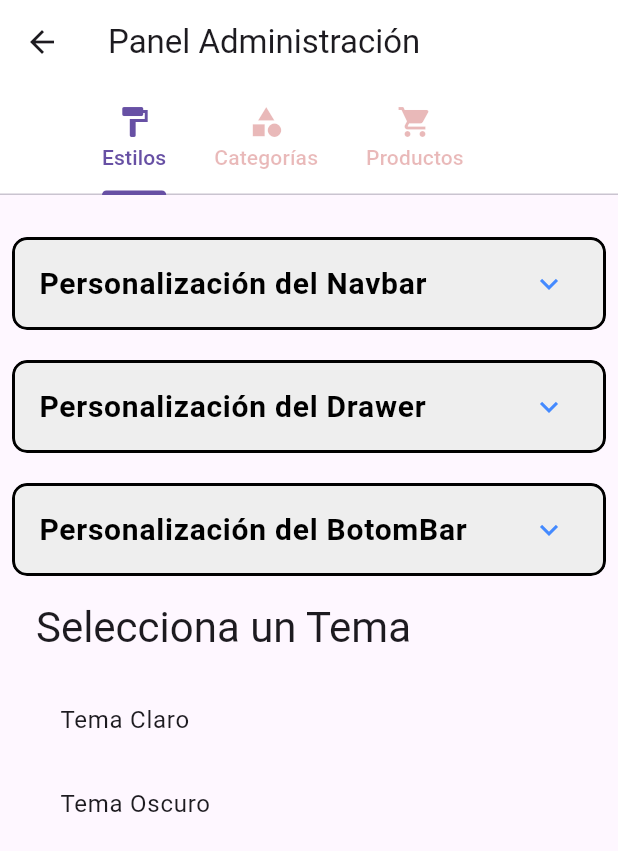
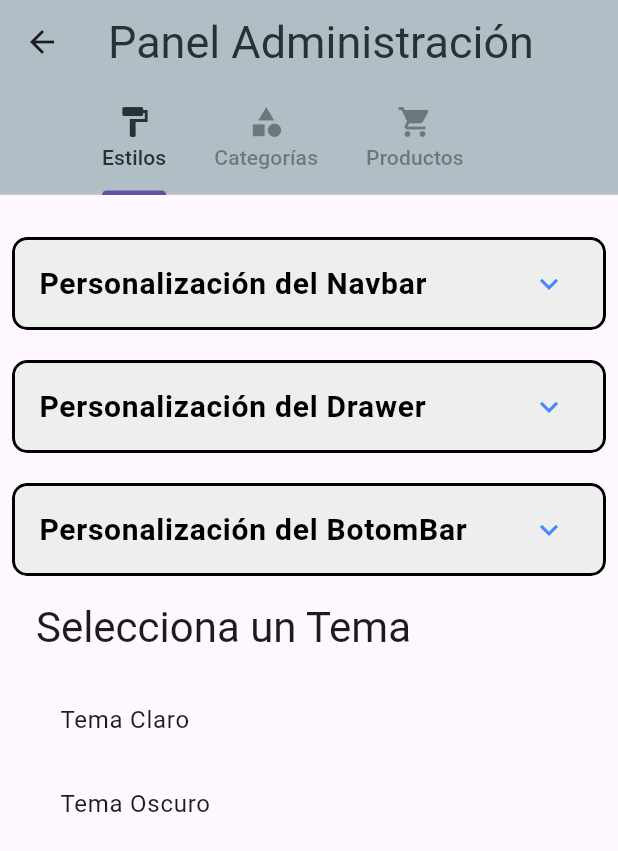
Before and after one commit to Mohasb/awsshop, a Flutter app: the AdminView screen opened directly, on a phone screen of 412 x 824 dp. Shown: the top 851 px of the screen. Run offline on Flutter 3.47's test engine with Material 3 defaults, Android fonts, the phone set to English and light mode, and no system bars; our stand-ins replace carousel_slider, device_info_plus, flutter_colorpicker, lottie, video_player, water_drop_nav_bar; network calls fail.

Commit message:
update tabs colors to theme

```diff
--- a/lib/components/admin/admin_view.dart
+++ b/lib/components/admin/admin_view.dart
@@ -1,27 +1,46 @@
 import 'package:awsshop/components/admin/categories_tab/categories_view.dart';
 import 'package:awsshop/components/admin/customice_tab/customice_view.dart';
+import 'package:awsshop/components/admin/customice_tab/theme/app_theme_default.dart';
 import 'package:awsshop/components/admin/products_tab/products_tab_view.dart';
 import 'package:flutter/material.dart';
+import 'package:provider/provider.dart';
+
+import 'customice_tab/theme/theme_state.dart';
 
 class AdminView extends StatelessWidget {
   const AdminView({super.key});
 
   @override
   Widget build(BuildContext context) {
+    // Obtiene el estado del tema actual
+    final themeState = Provider.of<ThemeState>(context);
+    final theme = themeState.currentThemeMode == ThemeMode.light
+        ? AppTheme.lightTheme
+        : AppTheme.darkTheme;
+
+    // Cast los valores del Map a Color
+    final Color selectedLabelColor = theme['bottomBarWaterDropColor'] as Color;
+    final Color unselectedLabelColor = selectedLabelColor.withOpacity(0.5); // Menos opacidad para los tabs no seleccionados
 
     return DefaultTabController(
       length: 3,
       child: Scaffold(
         appBar: AppBar(
           title: const Text('Panel Administración'),
-          bottom: const TabBar(
-            unselectedLabelColor: Color.fromARGB(77, 183, 22, 22),
+          bottom: TabBar(
+            unselectedLabelColor: unselectedLabelColor,
+            labelColor: selectedLabelColor,
             isScrollable: true,
-            tabs: [
+            tabs: const [
               Tab(icon: Icon(Icons.format_paint), text: 'Estilos'),
               Tab(icon: Icon(Icons.category), text: 'Categorías'),
               Tab(icon: Icon(Icons.shopping_cart), text: 'Productos'),
             ],
+          ),
+          backgroundColor: theme['appBarBackgroundColor'] as Color, // Asigna el color del fondo de AppBar
+          titleTextStyle: TextStyle(
+            color: theme['appBarTextColor'] as Color,
+            fontSize: theme['appBarFontSize'] as double,
           ),
         ),
         body: const TabBarView(
```
